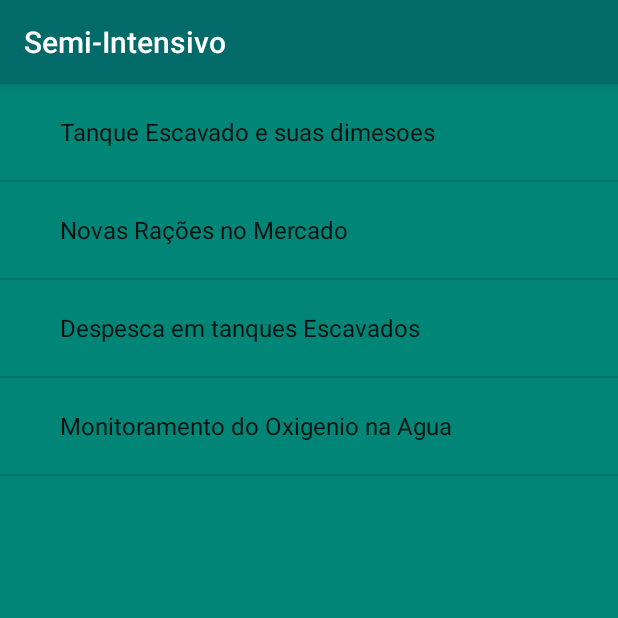
After one commit to Adailsonacj/gestfish_hfc2018, an Android app: the semi_IntensivoTutorial screen opened directly, with no data from a screen before it, on a phone screen of 412 x 824 dp, the top half of it. The commit adds this screen. Run offline under Robolectric (Android 15) with nearby library versions, the phone set to English and light mode, and no system bars.

Commit message:
Tutorial

```diff
--- /dev/null
+++ b/app/src/main/java/com/sharknado/gestfish_hfc2018/semi_IntensivoTutorial.java
@@ -0,0 +1,37 @@
+package com.sharknado.gestfish_hfc2018;
+
+import android.support.v7.app.AppCompatActivity;
+import android.os.Bundle;
+import android.widget.ArrayAdapter;
+import android.widget.ListView;
+
+import java.util.ArrayList;
+import java.util.List;
+
+public class semi_IntensivoTutorial extends AppCompatActivity {
+
+    ListView listaCursos;
+    List<String> cursos;
+    ArrayAdapter adapter;
+
+    @Override
+    protected void onCreate(Bundle savedInstanceState) {
+        super.onCreate(savedInstanceState);
+        setContentView(R.layout.activity_semi__intensivo_tutorial);
+
+        listaCursos = findViewById(R.id.semi_intensivoCursosLista);
+
+        cursos = new ArrayList<String>();
+        cursos.add("Tanque Escavado e suas dimesoes");
+        cursos.add("Novas Rações no Mercado");
+        cursos.add("Despesca em tanques Escavados");
+        cursos.add("Monitoramento do Oxigenio na Agua");
+
+        ArrayAdapter adapter = new ArrayAdapter(this, android.R.layout.simple_expandable_list_item_1,cursos);
+
+
+        listaCursos.setAdapter(adapter);
+
+
+    }
+}
--- a/app/src/main/res/drawable/button_confirmar.xml
+++ b/app/src/main/res/drawable/button_confirmar.xml
@@ -2,5 +2,5 @@
 <shape
     xmlns:android="http://schemas.android.com/apk/res/android"
     android:shape="oval">
-    <solid android:endColor="#228B22"></solid>
+    <solid android:endColor="#00574b"></solid>
 </shape>
--- /dev/null
+++ b/app/src/main/res/layout/activity_semi__intensivo_tutorial.xml
@@ -0,0 +1,15 @@
+<?xml version="1.0" encoding="utf-8"?>
+<RelativeLayout xmlns:android="http://schemas.android.com/apk/res/android"
+    xmlns:app="http://schemas.android.com/apk/res-auto"
+    xmlns:tools="http://schemas.android.com/tools"
+    android:layout_width="match_parent"
+    android:background="#008577"
+    android:layout_height="match_parent"
+    tools:context=".semi_IntensivoTutorial">
+
+    <ListView
+        android:id="@+id/semi_intensivoCursosLista"
+        android:layout_width="match_parent"
+        android:layout_height="match_parent">    </ListView>
+
+</RelativeLayout>
--- a/app/src/main/res/values/strings.xml
+++ b/app/src/main/res/values/strings.xml
@@ -12,4 +12,7 @@
     <string name="senha">Senha</string>
     <string name="e_mail">E-mail</string>
     <string name="app_comercializacao">Comercializacao</string>
+    <string name="semi_intensivo">Semi-Intensivo</string>
+    <string name="todo">TODO</string>
+    <string name="intensivo">Intensivo</string>
 </resources>
```
Also changed, not shown: app/src/main/AndroidManifest.xml (+6 -3 lines), app/src/main/java/com/sharknado/gestfish_hfc2018/ComercializacaoActivity.java (+0 -9 lines), app/src/main/java/com/sharknado/gestfish_hfc2018/IntesivoTutorialActivity.java (added, +37 -0 lines), app/src/main/java/com/sharknado/gestfish_hfc2018/Tanques.java (+9 -1 lines), app/src/main/java/com/sharknado/gestfish_hfc2018/TutorialActivity.java (added, +44 -0 lines), app/src/main/res/layout/activity_ficha_comercializacao.xml (+4 -4 lines), app/src/main/res/layout/activity_intesivo_tutorial.xml (added, +17 -0 lines), app/src/main/res/layout/activity_tutorial.xml (added, +47 -0 lines), app/src/main/res/drawable/shark.png (added), app/src/main/res/mipmap-anydpi-v26/shark.png (added).
